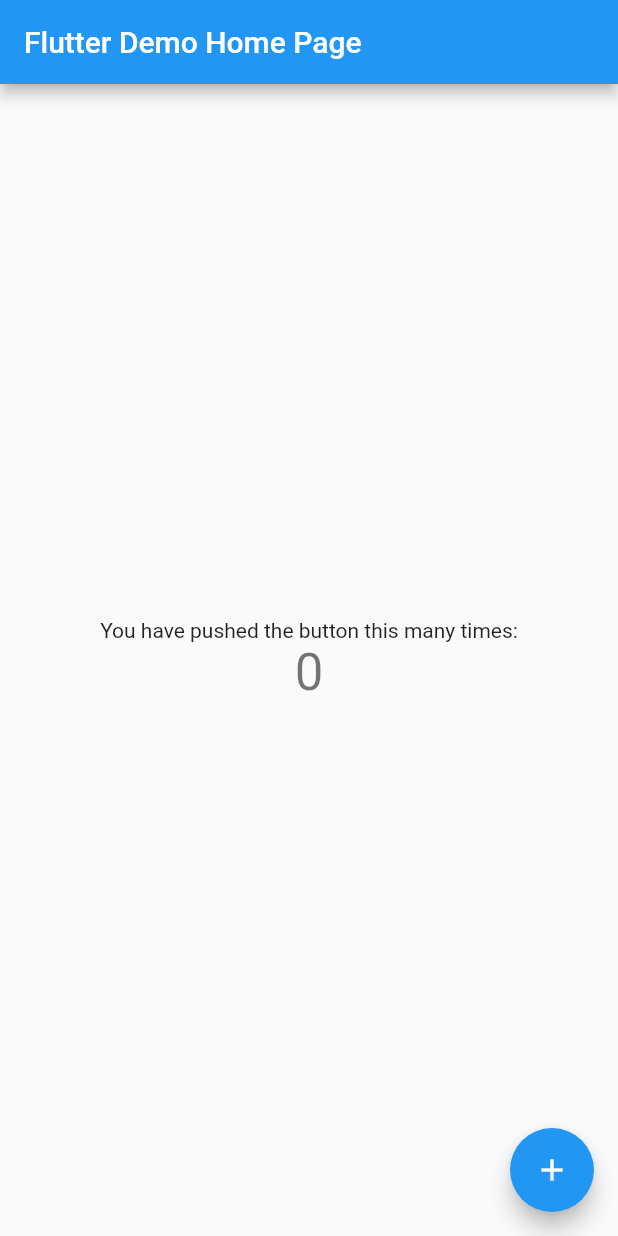
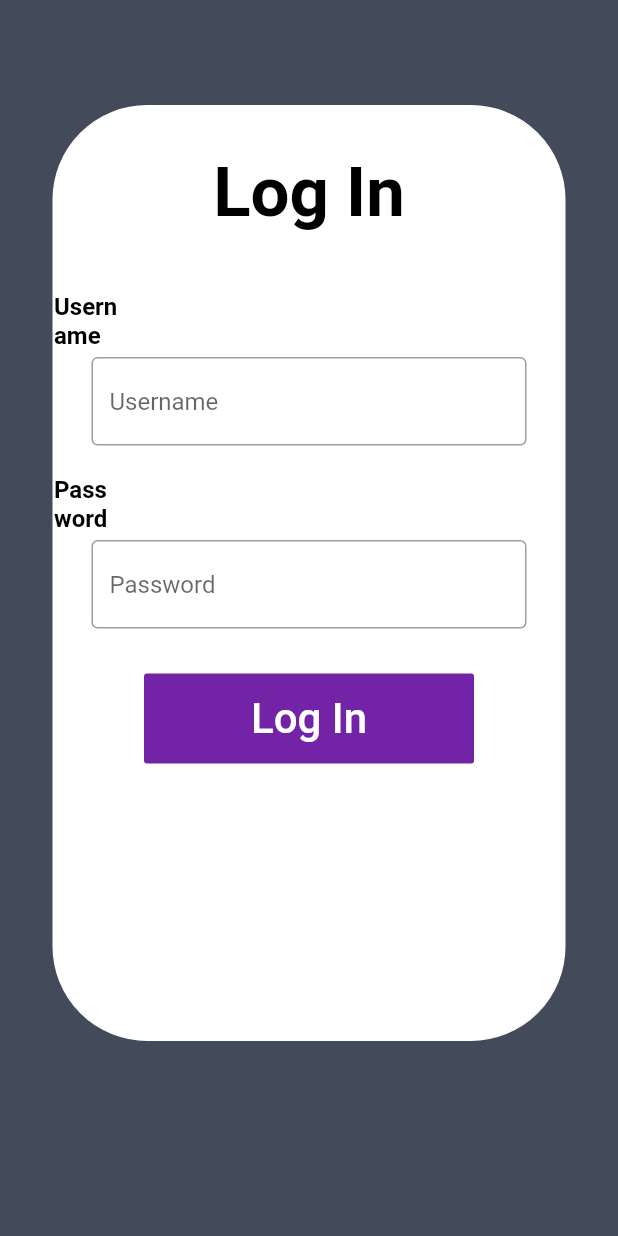
Before and after one commit to Subham-RKB/Haspatal, a Flutter app: the screen it shows after launch, on a phone screen of 412 x 824 dp. Run offline on Flutter 3.47's test engine with Material 2 defaults, Android fonts, the phone set to English and light mode, and no system bars; our stand-ins replace font_awesome_flutter; Roboto replaces fonts that are missing (Red Rose).

Commit message:
Sign In Page

```diff
--- /dev/null
+++ b/lib/Pages/SignInPage.dart
@@ -0,0 +1,150 @@
+import 'package:flutter/material.dart';
+import 'package:haspatal/main.dart';
+import 'package:flutter/cupertino.dart';
+import 'package:font_awesome_flutter/font_awesome_flutter.dart';
+import 'package:provider/provider.dart';
+
+class SignInPage extends StatefulWidget {
+  const SignInPage({Key? key}) : super(key: key);
+  @override
+  _SignInPageState createState() => _SignInPageState();
+}
+
+class _SignInPageState extends State<SignInPage> {
+  final _formKey = GlobalKey<FormState>();
+  String email = '';
+  String password = '';
+  String error = '';
+  Widget _button(String textt) {
+    return Container(
+      margin: EdgeInsets.symmetric(horizontal: 60),
+      child: MaterialButton(
+        elevation: 0,
+        height: 60,
+        //minWidth: 70,
+        onPressed: () async {
+          //startSignIn();
+          //if (_formKey.currentState.validate()) {
+          // print(email);
+          // print(password);
+          //dynamic result = await _auth.registerWithEmail(email, password);
+          //if (result == null) {
+          //setState(() => {error = 'Please supply a valid email'});
+          //}
+          //}
+        },
+        color: pc,
+        child: Row(
+          mainAxisAlignment: MainAxisAlignment.center,
+          children: <Widget>[
+            Text(
+              textt,
+              textAlign: TextAlign.center,
+              style: TextStyle(
+                  fontSize: 28, color: Colors.white, fontFamily: 'Red Rose'),
+            ),
+          ],
+        ),
+      ),
+    );
+  }
+
+  @override
+  Widget build(BuildContext context) {
+    return Scaffold(
+      backgroundColor: bg,
+      body: Container(
+        child: Padding(
+          padding: EdgeInsets.only(top: 70, bottom: 130, left: 35),
+          child: Container(
+            width: MediaQuery.of(context).size.width - 70,
+            height: MediaQuery.of(context).size.height - 30,
+            decoration: BoxDecoration(
+              color: Colors.white,
+              border: Border.all(color: Colors.white),
+              borderRadius: BorderRadius.only(
+                topLeft: Radius.circular(63.0),
+                topRight: Radius.circular(63.0),
+                bottomLeft: Radius.circular(63.0),
+                bottomRight: Radius.circular(63.0),
+              ),
+            ),
+            child: Column(children: <Widget>[
+              SizedBox(height: 30),
+              Text(
+                'Log In',
+                style: TextStyle(
+                    color: Colors.black,
+                    fontSize: 46.0,
+                    fontWeight: FontWeight.bold),
+              ),
+              SizedBox(height: 20),
+              Form(
+                key: _formKey,
+                child: Column(
+                  children: <Widget>[
+                    Padding(
+                      padding: const EdgeInsets.only(right: 295, top: 20),
+                      child: Text(
+                        'Username',
+                        style: TextStyle(
+                            color: Colors.black,
+                            fontSize: 16.0,
+                            fontWeight: FontWeight.bold),
+                        textAlign: TextAlign.start,
+                      ),
+                    ),
+                    Padding(
+                      padding: EdgeInsets.only(
+                          right: 25.0, left: 25.0, bottom: 20.0, top: 5.0),
+                      child: TextFormField(
+                        //validator: (val) => val.isEmpty ? 'Enter an Email' : null,
+                        decoration: InputDecoration(
+                          border: OutlineInputBorder(),
+                          //labelText: 'Username',
+                          hintText: 'Username',
+                        ),
+                        onChanged: (val) {
+                          setState(() => email = val);
+                        },
+                      ),
+                    ),
+                    Padding(
+                      padding: const EdgeInsets.only(right: 295),
+                      child: Text(
+                        'Password',
+                        style: TextStyle(
+                            color: Colors.black,
+                            fontSize: 16.0,
+                            fontWeight: FontWeight.bold),
+                        textAlign: TextAlign.start,
+                      ),
+                    ),
+                    Padding(
+                      padding: EdgeInsets.only(
+                          right: 25.0, left: 25.0, bottom: 30.0, top: 5.0),
+                      child: TextFormField(
+                        //validator: (val) =>
+                        //  val.length < 8 ? 'Passcode must be 6+' : null,
+                        obscureText: true,
+                        decoration: InputDecoration(
+                          border: OutlineInputBorder(),
+                          //labelText: 'Password',
+                          hintText: 'Password',
+                        ),
+                        onChanged: (val) {
+                          setState(() => password = val);
+                        },
+                      ),
+                    ),
+                    _button('Log In'),
+                  ],
+                ),
+              ),
+            ]),
+          ),
+        ),
+      ),
+    );
+  }
+}
--- a/lib/main.dart
+++ b/lib/main.dart
@@ -1,113 +1,27 @@
+//import 'package:firebase_core/firebase_core.dart';
 import 'package:flutter/material.dart';
+import 'package:flutter/rendering.dart';
+import 'Pages/SignInPage.dart';
 
-void main() {
+void main() async {
+  //WidgetsFlutterBinding.ensureInitialized();
+  //await Firebase.initializeApp();
   runApp(MyApp());
 }
 
+final Color bg = Color(0xFF434A5A);
+final Color pc = Color(0xFF7323A5);
+
 class MyApp extends StatelessWidget {
-  // This widget is the root of your application.
   @override
   Widget build(BuildContext context) {
     return MaterialApp(
-      title: 'Flutter Demo',
-      theme: ThemeData(
-        // This is the theme of your application.
-        //
-        // Try running your application with "flutter run". You'll see the
-        // application has a blue toolbar. Then, without quitting the app, try
-        // changing the primarySwatch below to Colors.green and then invoke
-        // "hot reload" (press "r" in the console where you ran "flutter run",
-        // or simply save your changes to "hot reload" in a Flutter IDE).
-        // Notice that the counter didn't reset back to zero; the application
-        // is not restarted.
-        primarySwatch: Colors.blue,
-      ),
-      home: MyHomePage(title: 'Flutter Demo Home Page'),
+      debugShowCheckedModeBanner: false,
+      //home: HomePage(),
+      routes: {
+        '/': (_) => SignInPage(),
+        //'/loginpage': (_) => loginpage(),
+      },
     );
   }
 }
-
-class MyHomePage extends StatefulWidget {
-  MyHomePage({Key? key, required this.title}) : super(key: key);
-
-  // This widget is the home page of your application. It is stateful, meaning
-  // that it has a State object (defined below) that contains fields that affect
-  // how it looks.
-
-  // This class is the configuration for the state. It holds the values (in this
-  // case the title) provided by the parent (in this case the App widget) and
-  // used by the build method of the State. Fields in a Widget subclass are
-  // always marked "final".
-
-  final String title;
-
-  @override
-  _MyHomePageState createState() => _MyHomePageState();
-}
-
-class _MyHomePageState extends State<MyHomePage> {
-  int _counter = 0;
-
-  void _incrementCounter() {
-    setState(() {
-      // This call to setState tells the Flutter framework that something has
-      // changed in this State, which causes it to rerun the build method below
-      // so that the display can reflect the updated values. If we changed
-      // _counter without calling setState(), then the build method would not be
-      // called again, and so nothing would appear to happen.
-      _counter++;
-    });
-  }
-
-  @override
-  Widget build(BuildContext context) {
-    // This method is rerun every time setState is called, for instance as done
-    // by the _incrementCounter method above.
-    //
-    // The Flutter framework has been optimized to make rerunning build methods
-    // fast, so that you can just rebuild anything that needs updating rather
-    // than having to individually change instances of widgets.
-    return Scaffold(
-      appBar: AppBar(
-        // Here we take the value from the MyHomePage object that was created by
-        // the App.build method, and use it to set our appbar title.
-        title: Text(widget.title),
-      ),
-      body: Center(
-        // Center is a layout widget. It takes a single child and positions it
-        // in the middle of the parent.
-        child: Column(
-          // Column is also a layout widget. It takes a list of children and
-          // arranges them vertically. By default, it sizes itself to fit its
-          // children horizontally, and tries to be as tall as its parent.
-          //
-          // Invoke "debug painting" (press "p" in the console, choose the
-          // "Toggle Debug Paint" action from the Flutter Inspector in Android
-          // Studio, or the "Toggle Debug Paint" command in Visual Studio Code)
-          // to see the wireframe for each widget.
-          //
-          // Column has various properties to control how it sizes itself and
-          // how it positions its children. Here we use mainAxisAlignment to
-          // center the children vertically; the main axis here is the vertical
-          // axis because Columns are vertical (the cross axis would be
-          // horizontal).
-          mainAxisAlignment: MainAxisAlignment.center,
-          children: <Widget>[
-            Text(
-              'You have pushed the button this many times:',
-            ),
-            Text(
-              '$_counter',
-              style: Theme.of(context).textTheme.headline4,
-            ),
-          ],
-        ),
-      ),
-      floatingActionButton: FloatingActionButton(
-        onPressed: _incrementCounter,
-        tooltip: 'Increment',
-        child: Icon(Icons.add),
-      ), // This trailing comma makes auto-formatting nicer for build methods.
-    );
-  }
-}
--- a/pubspec.yaml
+++ b/pubspec.yaml
@@ -28,6 +28,8 @@ dependencies:
   # The following adds the Cupertino Icons font to your application.
   # Use with the CupertinoIcons class for iOS style icons.
   cupertino_icons: ^1.0.2
+  provider: ^5.0.0
+  font_awesome_flutter: ^9.1.0
 
 dev_dependencies:
   flutter_test:
```
Also changed, not shown: pubspec.lock.
